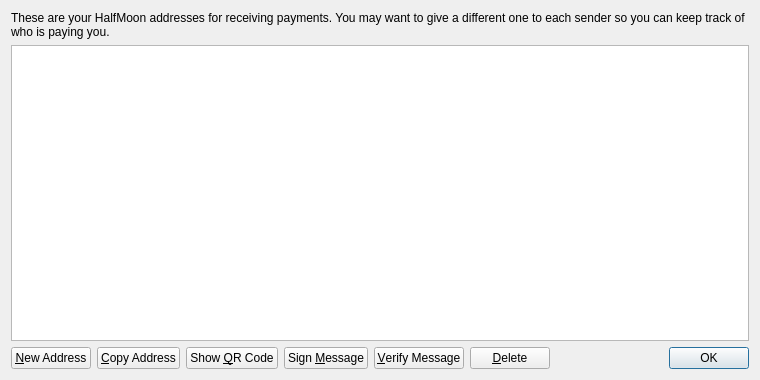
Qt form src/qt/forms/addressbookpage.ui (CryptoCoderz/HalfMoon) before a commit.
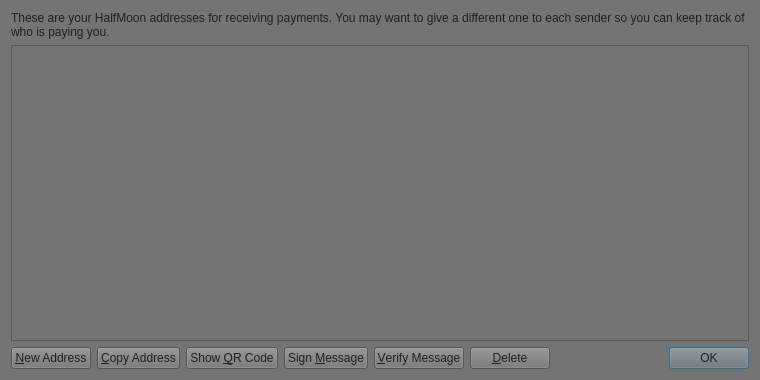
The same form after that commit. Icons and pictures are not drawn.

Patch:
```diff
--- a/src/qt/forms/addressbookpage.ui
+++ b/src/qt/forms/addressbookpage.ui
@@ -13,6 +13,10 @@
   <property name="windowTitle">
    <string>Address Book</string>
   </property>
+  <property name="styleSheet">
+   <string notr="true">background-color: rgb(116, 116, 116);
+color: rgb(31, 31, 31);</string>
+  </property>
   <layout class="QVBoxLayout" name="verticalLayout">
    <item>
     <widget class="QLabel" name="labelExplanation">
```
